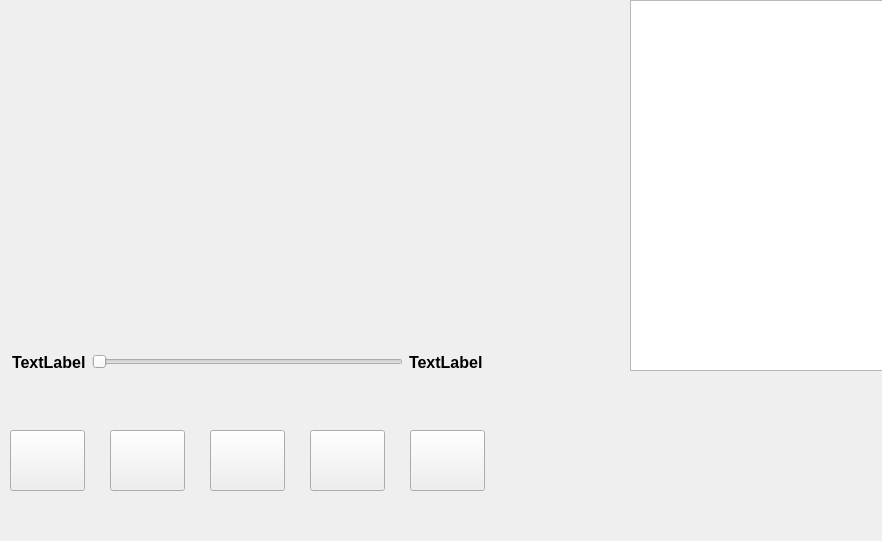
The window that mainwindow.ui (pandas-coding/musicplayer-qt) describes before a commit, drawn with Qt 5.
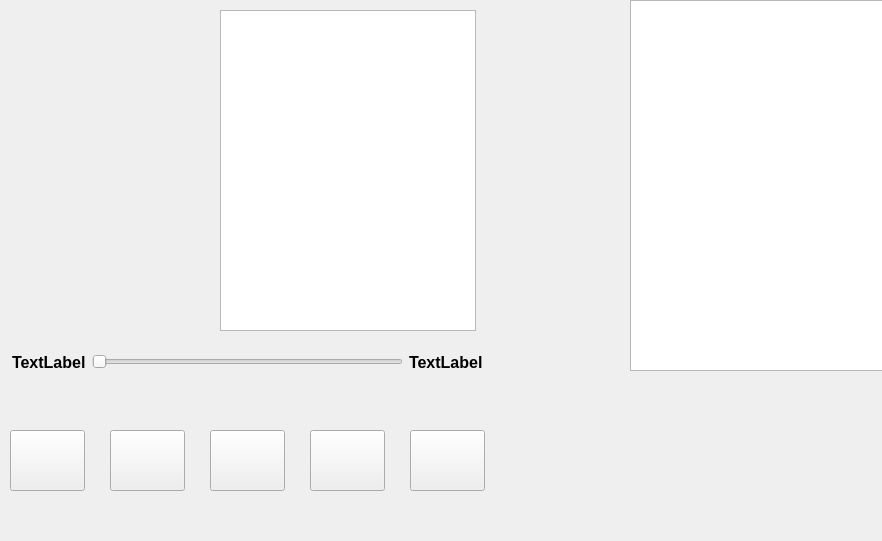
The same window after the commit.

Commit message: feat: added lyric list.

The edit to the form file:
```diff
--- a/mainwindow.ui
+++ b/mainwindow.ui
@@ -134,6 +134,16 @@
      </item>
     </layout>
    </widget>
+   <widget class="QListWidget" name="lyricList">
+    <property name="geometry">
+     <rect>
+      <x>220</x>
+      <y>10</y>
+      <width>256</width>
+      <height>321</height>
+     </rect>
+    </property>
+   </widget>
   </widget>
   <widget class="QMenuBar" name="menuBar">
    <property name="geometry">
```
The commit also changes 5 other files.
